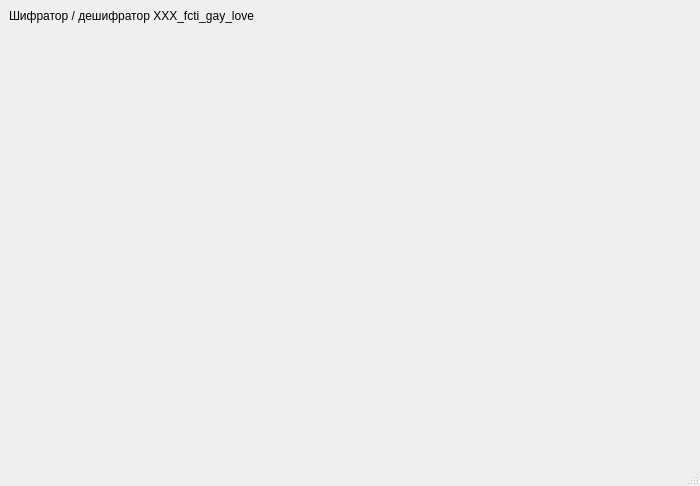
The window that UI/main_app.ui (DimPerch/info_project) describes before a commit, drawn with Qt 5.
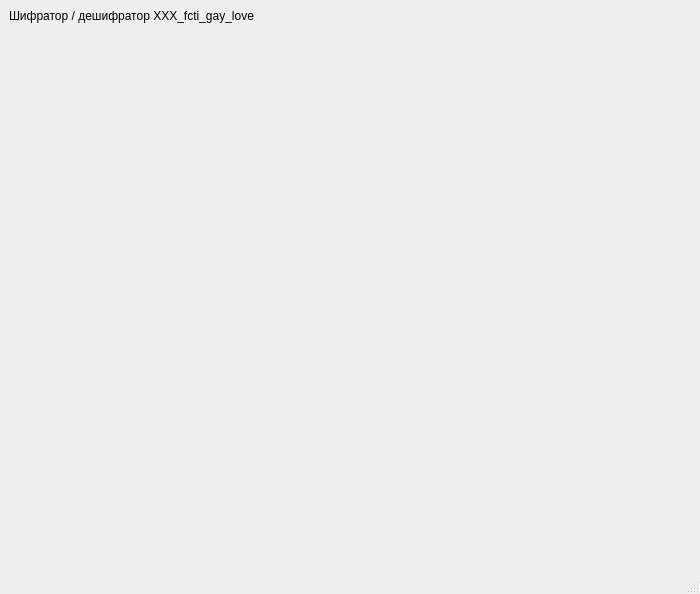
The same window after the commit.

```diff
--- a/UI/main_app.ui
+++ b/UI/main_app.ui
@@ -7,80 +7,28 @@
     <x>0</x>
     <y>0</y>
     <width>700</width>
-    <height>486</height>
+    <height>594</height>
    </rect>
   </property>
   <property name="windowTitle">
    <string>MainWindow</string>
   </property>
   <widget class="QWidget" name="centralwidget">
-   <layout class="QGridLayout" name="gridLayout">
-    <item row="0" column="0">
+   <layout class="QVBoxLayout" name="verticalLayout">
+    <item>
      <widget class="QLabel" name="label">
       <property name="text">
        <string>Шифратор / дешифратор XXX_fcti_gay_love</string>
       </property>
      </widget>
     </item>
-    <item row="3" column="0">
-     <spacer name="verticalSpacer">
-      <property name="orientation">
-       <enum>Qt::Vertical</enum>
-      </property>
-      <property name="sizeHint" stdset="0">
-       <size>
-        <width>20</width>
-        <height>40</height>
-       </size>
-      </property>
-     </spacer>
-    </item>
-    <item row="2" column="0">
+    <item>
      <layout class="QHBoxLayout" name="horizontalLayout">
-      <item>
-       <spacer name="horizontalSpacer">
-        <property name="orientation">
-         <enum>Qt::Horizontal</enum>
-        </property>
-        <property name="sizeHint" stdset="0">
-         <size>
-          <width>40</width>
-          <height>20</height>
-         </size>
-        </property>
-       </spacer>
-      </item>
       <item>
        <widget class="QStackedWidget" name="stackedWidget"/>
       </item>
-      <item>
-       <spacer name="horizontalSpacer_2">
-        <property name="orientation">
-         <enum>Qt::Horizontal</enum>
-        </property>
-        <property name="sizeHint" stdset="0">
-         <size>
-          <width>40</width>
-          <height>20</height>
-         </size>
-        </property>
-       </spacer>
-      </item>
      </layout>
     </item>
-    <item row="1" column="0">
-     <spacer name="verticalSpacer_2">
-      <property name="orientation">
-       <enum>Qt::Vertical</enum>
-      </property>
-      <property name="sizeHint" stdset="0">
-       <size>
-        <width>20</width>
-        <height>40</height>
-       </size>
-      </property>
-     </spacer>
-    </item>
    </layout>
   </widget>
   <widget class="QStatusBar" name="statusbar"/>
```
